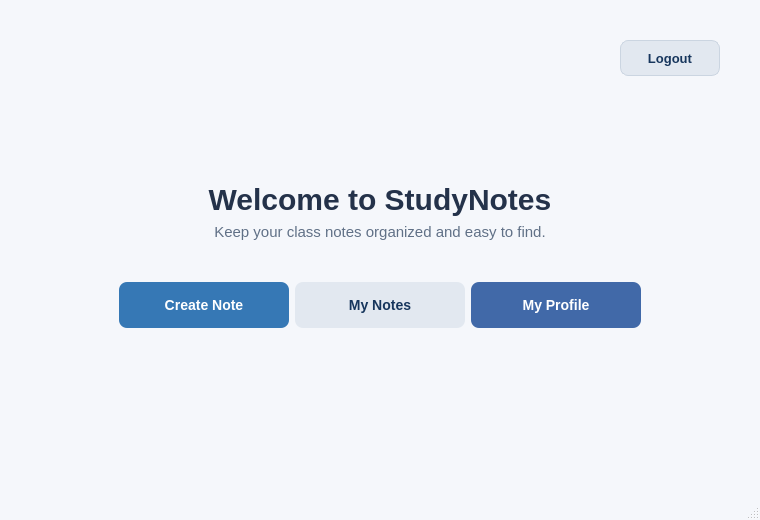
The window that mainwindow.ui (Martina-ui/StudyNotes) describes before a commit, drawn with Qt 5.
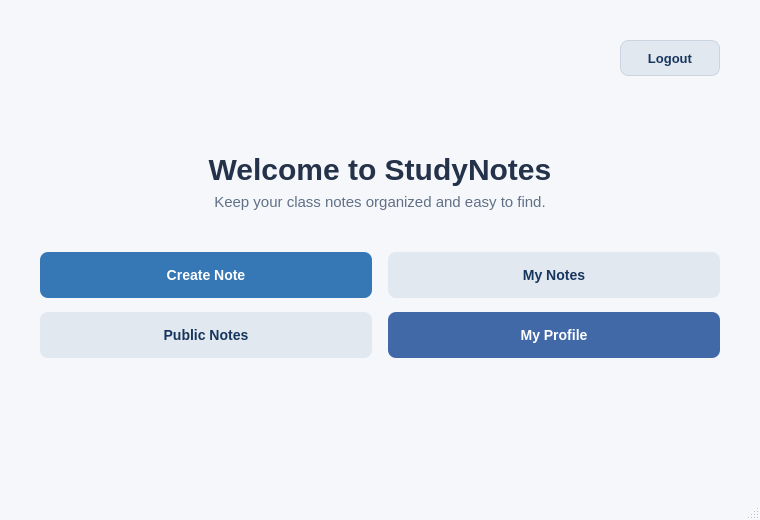
The same window after the commit.

Commit message: feat: add public notes browsing and note sorting

```diff
--- a/mainwindow.ui
+++ b/mainwindow.ui
@@ -26,6 +26,9 @@
 QPushButton#myNotesButton { background-color: #e2e8f0; color: #17365d; border: none; border-radius: 8px; padding: 12px 24px; font-size: 14px; font-weight: 600; }
 QPushButton#myNotesButton:hover { background-color: #cbd5e1; }
 QPushButton#myNotesButton:pressed { background-color: #b5c3d5; }
+QPushButton#publicNotesButton { background-color: #e2e8f0; color: #17365d; border: none; border-radius: 8px; padding: 12px 24px; font-size: 14px; font-weight: 600; }
+QPushButton#publicNotesButton:hover { background-color: #cbd5e1; }
+QPushButton#publicNotesButton:pressed { background-color: #b5c3d5; }
 QPushButton#logoutButton { background-color: #e2e8f0; color: #17365d; border: 1px solid #cbd5e1; border-radius: 8px; padding: 8px 18px; font-size: 13px; font-weight: 600; }
 QPushButton#logoutButton:hover { background-color: #cbd5e1; }
 QPushButton#logoutButton:pressed { background-color: #b5c3d5; }</string>
@@ -71,7 +74,7 @@
       <property name="sizeHint" stdset="0">
        <size>
         <width>20</width>
-        <height>100</height>
+        <height>70</height>
        </size>
       </property>
      </spacer>
@@ -113,21 +116,14 @@
      </spacer>
     </item>
     <item>
-     <layout class="QHBoxLayout" name="buttonLayout">
-      <item>
-       <spacer name="leftSpacer">
-        <property name="orientation">
-         <enum>Qt::Orientation::Horizontal</enum>
-        </property>
-        <property name="sizeHint" stdset="0">
-         <size>
-          <width>40</width>
-          <height>20</height>
-         </size>
-        </property>
-       </spacer>
-      </item>
-      <item>
+     <layout class="QGridLayout" name="buttonLayout">
+      <property name="horizontalSpacing">
+       <number>16</number>
+      </property>
+      <property name="verticalSpacing">
+       <number>14</number>
+      </property>
+      <item row="0" column="0">
        <widget class="QPushButton" name="createNoteButton">
         <property name="minimumSize">
          <size>
@@ -140,7 +136,7 @@
         </property>
        </widget>
       </item>
-      <item>
+      <item row="0" column="1">
        <widget class="QPushButton" name="myNotesButton">
         <property name="minimumSize">
          <size>
@@ -153,7 +149,20 @@
         </property>
        </widget>
       </item>
-      <item>
+      <item row="1" column="0">
+       <widget class="QPushButton" name="publicNotesButton">
+        <property name="minimumSize">
+         <size>
+          <width>170</width>
+          <height>46</height>
+         </size>
+        </property>
+        <property name="text">
+         <string>Public Notes</string>
+        </property>
+       </widget>
+      </item>
+      <item row="1" column="1">
        <widget class="QPushButton" name="profileButton">
         <property name="minimumSize">
          <size>
@@ -166,19 +175,6 @@
         </property>
        </widget>
       </item>
-      <item>
-       <spacer name="rightSpacer">
-        <property name="orientation">
-         <enum>Qt::Orientation::Horizontal</enum>
-        </property>
-        <property name="sizeHint" stdset="0">
-         <size>
-          <width>40</width>
-          <height>20</height>
-         </size>
-        </property>
-       </spacer>
-      </item>
      </layout>
     </item>
     <item>
@@ -189,7 +185,7 @@
       <property name="sizeHint" stdset="0">
        <size>
         <width>20</width>
-        <height>130</height>
+        <height>100</height>
        </size>
       </property>
      </spacer>
```
The commit also changes 12 other files.
